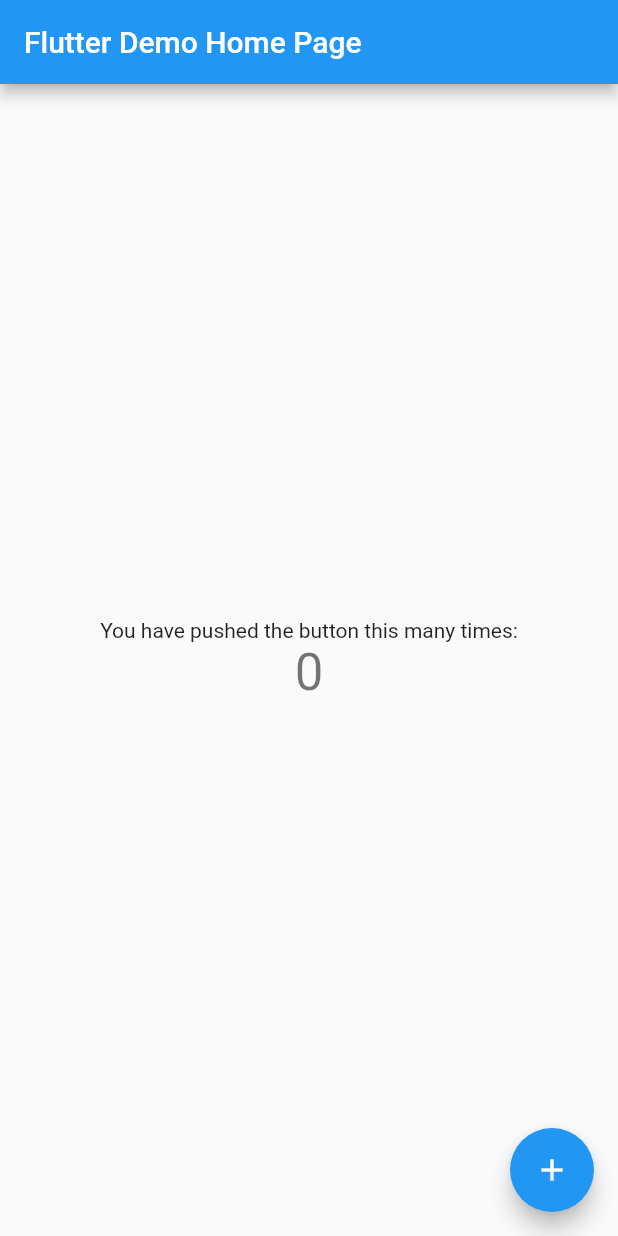
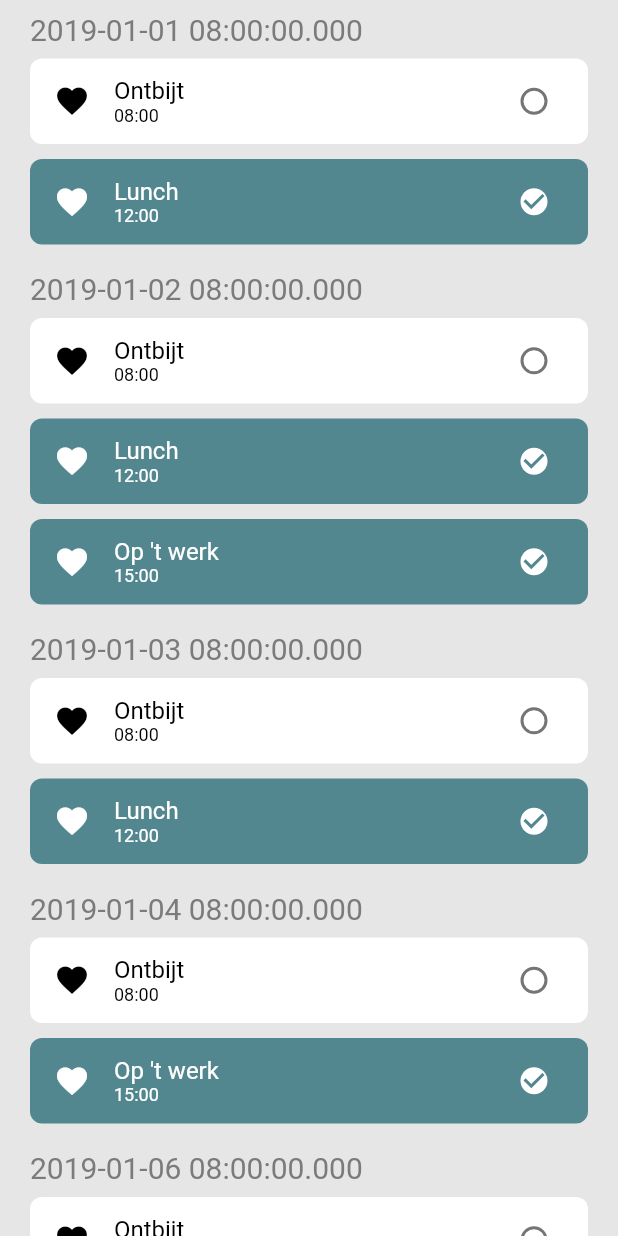
Before and after one commit to lucasderksen/assesment_app, a Flutter app: the screen it shows after launch, on a phone screen of 412 x 824 dp. Run offline on Flutter 3.47's test engine with Material 2 defaults, Android fonts, the phone set to English and light mode, and no system bars.

Commit message:
Part 1 Schedule View Done

```diff
--- /dev/null
+++ b/lib/constants.dart
@@ -0,0 +1 @@
+library constants;
--- a/lib/main.dart
+++ b/lib/main.dart
@@ -1,3 +1,4 @@
+import 'package:assesment_app/views/schedule_view.dart';
 import 'package:flutter/material.dart';
 
 void main() {
@@ -11,6 +12,7 @@ class MyApp extends StatelessWidget {
     return MaterialApp(
       title: 'Flutter Demo',
       theme: ThemeData(
+        scaffoldBackgroundColor: const Color(0xffE6E6E6),
         // This is the theme of your application.
         //
         // Try running your application with "flutter run". You'll see the
@@ -22,92 +24,7 @@ class MyApp extends StatelessWidget {
         // is not restarted.
         primarySwatch: Colors.blue,
       ),
-      home: MyHomePage(title: 'Flutter Demo Home Page'),
+      home: ScheduleView(),
     );
   }
 }
-
-class MyHomePage extends StatefulWidget {
-  MyHomePage({Key? key, required this.title}) : super(key: key);
-
-  // This widget is the home page of your application. It is stateful, meaning
-  // that it has a State object (defined below) that contains fields that affect
-  // how it looks.
-
-  // This class is the configuration for the state. It holds the values (in this
-  // case the title) provided by the parent (in this case the App widget) and
-  // used by the build method of the State. Fields in a Widget subclass are
-  // always marked "final".
-
-  final String title;
-
-  @override
-  _MyHomePageState createState() => _MyHomePageState();
-}
-
-class _MyHomePageState extends State<MyHomePage> {
-  int _counter = 0;
-
-  void _incrementCounter() {
-    setState(() {
-      // This call to setState tells the Flutter framework that something has
-      // changed in this State, which causes it to rerun the build method below
-      // so that the display can reflect the updated values. If we changed
-      // _counter without calling setState(), then the build method would not be
-      // called again, and so nothing would appear to happen.
-      _counter++;
-    });
-  }
-
-  @override
-  Widget build(BuildContext context) {
-    // This method is rerun every time setState is called, for instance as done
-    // by the _incrementCounter method above.
-    //
-    // The Flutter framework has been optimized to make rerunning build methods
-    // fast, so that you can just rebuild anything that needs updating rather
-    // than having to individually change instances of widgets.
-    return Scaffold(
-      appBar: AppBar(
-        // Here we take the value from the MyHomePage object that was created by
-        // the App.build method, and use it to set our appbar title.
-        title: Text(widget.title),
-      ),
-      body: Center(
-        // Center is a layout widget. It takes a single child and positions it
-        // in the middle of the parent.
-        child: Column(
-          // Column is also a layout widget. It takes a list of children and
-          // arranges them vertically. By default, it sizes itself to fit its
-          // children horizontally, and tries to be as tall as its parent.
-          //
-          // Invoke "debug painting" (press "p" in the console, choose the
-          // "Toggle Debug Paint" action from the Flutter Inspector in Android
-          // Studio, or the "Toggle Debug Paint" command in Visual Studio Code)
-          // to see the wireframe for each widget.
-          //
-          // Column has various properties to control how it sizes itself and
-          // how it positions its children. Here we use mainAxisAlignment to
-          // center the children vertically; the main axis here is the vertical
-          // axis because Columns are vertical (the cross axis would be
-          // horizontal).
-          mainAxisAlignment: MainAxisAlignment.center,
-          children: <Widget>[
-            Text(
-              'You have pushed the button this many times:',
-            ),
-            Text(
-              '$_counter',
-              style: Theme.of(context).textTheme.headline4,
-            ),
-          ],
-        ),
-      ),
-      floatingActionButton: FloatingActionButton(
-        onPressed: _incrementCounter,
-        tooltip: 'Increment',
-        child: Icon(Icons.add),
-      ), // This trailing comma makes auto-formatting nicer for build methods.
-    );
-  }
-}
--- /dev/null
+++ b/lib/services/moment_api.dart
@@ -0,0 +1,136 @@
+import 'dart:math';
+
+enum IconEnum { alarm, business, bookmark, home, pharmacy, breakfast }
+
+enum CheckboxEnum {
+  empty,
+  checkedWhite,
+  checkedGreen,
+}
+
+class Medicine {
+  Medicine({
+    required this.name,
+    this.taken = false,
+  });
+
+  String name;
+  bool taken;
+}
+
+class Moment {
+  Moment({
+    required this.title,
+    required this.icon,
+    this.medicines,
+    required this.date,
+    this.isCollapsed = true,
+  });
+
+  String title;
+  IconEnum icon;
+  List<Medicine>? medicines;
+  DateTime date;
+  bool isCollapsed;
+}
+
+class MomentApi {
+  static Random random = new Random();
+  static List<Moment>? _moments;
+
+  static Moment _breakfast(int atDay) {
+    return Moment(
+      title: 'Ontbijt',
+      icon: IconEnum.breakfast,
+      date: DateTime.utc(2019,1,atDay,8),
+      medicines: <Medicine>[
+        Medicine(name: "Paracetamol", taken: random.nextBool()),
+        Medicine(name: "Vitamine C", taken: random.nextBool())
+      ],
+    );
+  }
+
+  static Moment _lunch(int atDay) {
+    return Moment(
+      title: 'Lunch',
+      icon: IconEnum.home,
+      date: DateTime.utc(2019,1,atDay,12),
+      medicines: <Medicine>[
+        Medicine(name: "Acebutol", taken: random.nextBool())
+      ],
+    );
+  }
+
+  static Moment _atWork(int atDay) {
+    return Moment(
+      title: 'Op \'t werk',
+      icon: IconEnum.business,
+      date: DateTime.utc(2019,1,atDay,15),
+      medicines: <Medicine>[
+        Medicine(name: "Paracetamol", taken: random.nextBool()),
+      ],
+    );
+  }
+
+  static Moment _bedTime(int atDay) {
+    return Moment(
+      title: 'Voor het slapen',
+      icon: IconEnum.alarm,
+      date: DateTime.utc(2019,1,atDay,22),
+      medicines: <Medicine>[
+        Medicine(name: "Paracetamol", taken: random.nextBool()),
+        Medicine(name: "Vitamine C", taken: random.nextBool())
+      ],
+    );
+  }
+
+  static List<Moment> getMoments() {
+    if (_moments == null) {
+      _moments = [
+        _breakfast(1),
+        _lunch(1),
+
+        _breakfast(2),
+        _lunch(2),
+        _atWork(2),
+
+        _breakfast(3),
+        _lunch(3),
+
+        _breakfast(4),
+        _atWork(4),
+
+
+
+        _breakfast(6),
+        _lunch(6),
+        _atWork(6),
+
+        _bedTime(7),
+
+        _breakfast(8),
+        _lunch(8),
+
+        _breakfast(9),
+        _lunch(9),
+        _atWork(9),
+
+        _breakfast(10),
+        _lunch(10),
+
+        _breakfast(11),
+        _atWork(11),
+
+
+        _breakfast(13),
+        _lunch(13),
+        _atWork(13),
+
+        _bedTime(14)
+
+
+      ];
+    }
+    return _moments!;
+  }
+}
--- /dev/null
+++ b/lib/views/schedule_view.dart
@@ -0,0 +1,61 @@
+import 'package:assesment_app/services/moment_api.dart';
+import 'package:assesment_app/widgets/schedule_item_widget.dart';
+import 'package:flutter/material.dart';
+
+class ScheduleView extends StatefulWidget {
+  const ScheduleView({Key? key}) : super(key: key);
+
+  @override
+  _ScheduleViewState createState() => _ScheduleViewState();
+}
+
+class _ScheduleViewState extends State<ScheduleView> {
+  List<Moment> moments = MomentApi.getMoments();
+
+  @override
+  Widget build(BuildContext context) {
+    return Scaffold(
+      body: SingleChildScrollView(
+        child: Center(
+          child: Container(
+            width: MediaQuery.of(context).size.width - 40,
+            child: Column(
+              crossAxisAlignment: CrossAxisAlignment.start,
+              children: createScheduleItems(),
+            ),
+          ),
+        ),
+      ),
+    );
+  }
+
+  List<Widget> createScheduleItems() {
+    List<Widget> widgets = <Widget>[];
+    int?
+        lastDay; // voor nu op basis van dag, als meer tijd op basis van gehele datum
+    for (Moment moment in moments) {
+      if (lastDay != null && moment.date.day == lastDay) {
+        widgets.add(ScheduleItemWidget(
+          moment: moment,
+        ));
+        widgets.add(SizedBox(height: 10));
+      } else {
+        lastDay = moment.date.day;
+        widgets.add(Padding(
+          padding: const EdgeInsets.symmetric(vertical: 8.0),
+          child: Text(
+            moment.date.toLocal().toString(),
+            // TODO verander naar format Maandag 9 Juli
+            textAlign: TextAlign.start,
+            style: TextStyle(fontSize: 20, color: Color(0xff7B7B7B)),
+          ),
+        ));
+        widgets.add(ScheduleItemWidget(
+          moment: moment,
+        ));
+        widgets.add(SizedBox(height: 10));
+      }
+    }
+    return widgets;
+  }
+}
--- /dev/null
+++ b/lib/widgets/schedule_item_widget.dart
@@ -0,0 +1,124 @@
+import 'package:assesment_app/services/moment_api.dart';
+import 'package:flutter/cupertino.dart';
+import 'package:flutter/material.dart';
+
+class ScheduleItemWidget extends StatefulWidget {
+  ScheduleItemWidget(
+      {Key? key,
+        required this.moment,
+        this.isCheckedStartValue = false,})
+      : super(key: key);
+
+  final Moment moment;
+  final bool isCheckedStartValue;
+
+  @override
+  _ScheduleItemWidgetState createState() => _ScheduleItemWidgetState();
+}
+
+class _ScheduleItemWidgetState extends State<ScheduleItemWidget> {
+  late bool isChecked;
+
+  @override
+  void initState() {
+    isChecked = isAllMedicineTaken();
+    super.initState();
+  }
+
+  bool isAllMedicineTaken(){
+    for(Medicine med in widget.moment.medicines!){
+      if(med.taken == false){
+        return false;
+      }
+    }
+    return true;
+  }
+
+  void setAllMedicineTaken(bool changedValue){
+    for(Medicine med in widget.moment.medicines!){
+      med.taken = changedValue;
+    }
+  }
+
+  @override
+  Widget build(BuildContext context) {
+    return Column(
+      children: [
+        Container(
+          decoration: BoxDecoration(
+            color: isChecked ? Color(0xff52878F) : Colors.white,
+            borderRadius: BorderRadius.all(
+              Radius.circular(8),
+            ),
+          ),
+          child: Padding(
+            padding: const EdgeInsets.all(12.0),
+            child: Stack(
+              children: [
+                Positioned.fill(
+                  top: 0,
+                  child: Align(
+                    alignment: Alignment.centerRight,
+                    child: Checkbox(
+                      activeColor: Colors.white,
+                      checkColor: Color(0xff52878F),
+                      onChanged: (bool? value) {
+                        setState(() {
+                          isChecked = value ?? false;
+                          setAllMedicineTaken(isChecked);
+                        });
+                      },
+                      value: isChecked,
+                      shape: CircleBorder(),
+                    ),
+                  ),
+                ),
+                Column(
+                  children: [
+                    Row(
+                      mainAxisAlignment: MainAxisAlignment.start,
+                      children: [
+                        SizedBox(
+                          width: 4,
+                        ),
+                        Icon(
+                          Icons.favorite,
+                          color: isChecked ? Colors.white : Colors.black,
+                          size: 24.0,
+                          semanticLabel:
+                          'Text to announce in accessibility modes',
+                        ), // TODO verander icon naar ander icon met switch case
+                        SizedBox(
+                          width: 16,
+                        ),
+                        Column(
+                          crossAxisAlignment: CrossAxisAlignment.start,
+                          children: [
+                            Text(
+                              widget.moment.title,
+                              style: TextStyle(
+                                  color:
+                                  isChecked ? Colors.white : Colors.black,
+                                  fontSize: 16),
+                            ),
+                            Text(
+                              (widget.moment.date.hour < 10)? '0${widget.moment.date.hour}:00':'${widget.moment.date.hour}:00',
+                              style: TextStyle(
+                                  color:
+                                  isChecked ? Colors.white : Colors.black,
+                                  fontSize: 12),
+                            ),
+                          ],
+                        ),
+                      ],
+                    ),
+                  ],
+                ),
+              ],
+            ),
+          ),
+        ),
+      ],
+    );
+  }
+}
```
